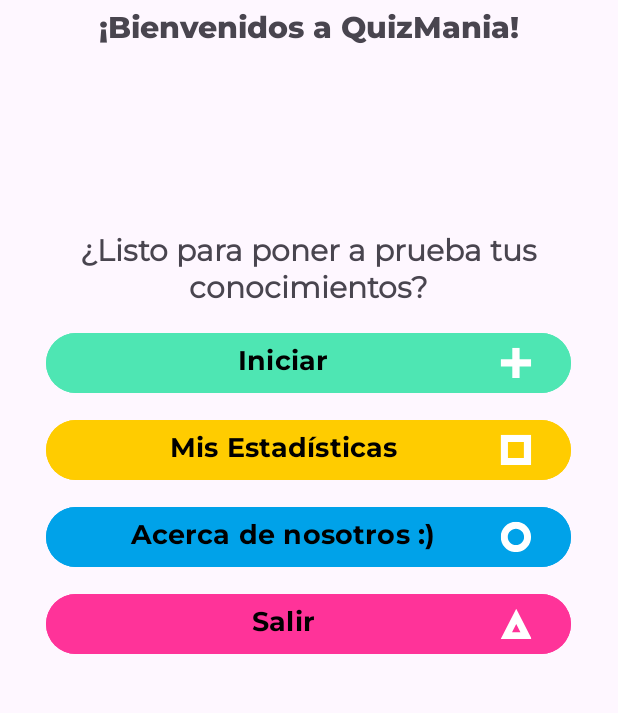
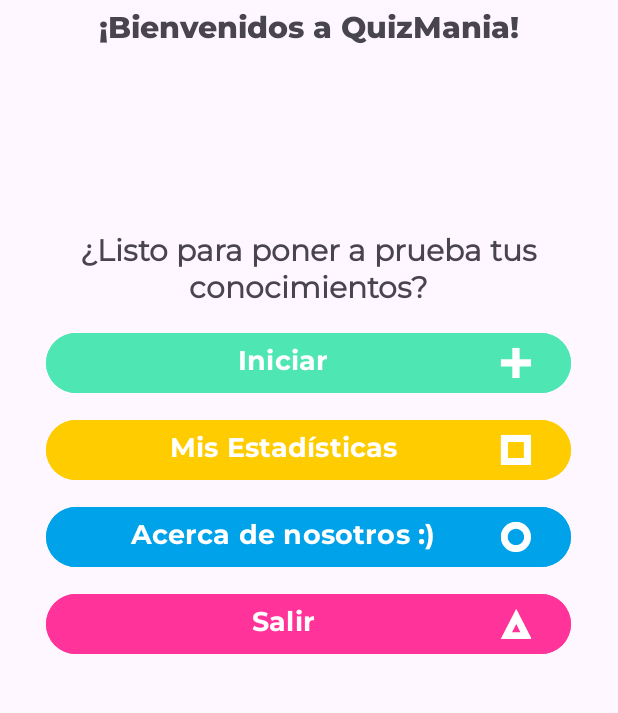
Before and after one commit to maicol-monge/Grupo03.QuizMania, an Android app: the screen it shows after launch (Home), on a phone screen of 412 x 824 dp, the part 441-1154 px from its top. Run offline under Robolectric (Android 15) with nearby library versions, the phone set to English and light mode, and no system bars.

Commit message:
Le puse blancas las letras en el home a los btones, especialmente por el tema claro

```diff
--- a/app/src/main/res/layout/activity_home.xml
+++ b/app/src/main/res/layout/activity_home.xml
@@ -69,7 +69,7 @@
                     android:fontFamily="@font/montserrat_bold"
                     android:onClick="Iniciar"
                     android:text="@string/btn_iniciar"
-                    android:textColor="@color/boton_texto"
+                    android:textColor="@color/white"
                     android:layout_marginBottom="10dp"
                     android:textSize="18sp" />
 
@@ -81,7 +81,7 @@
                     android:fontFamily="@font/montserrat_bold"
                     android:onClick="Estadisticas"
                     android:text="@string/btn_mis_estad_sticas"
-                    android:textColor="@color/boton_texto"
+                    android:textColor="@color/white"
                     android:layout_marginBottom="10dp"
                     android:textSize="18sp" />
 
@@ -93,7 +93,7 @@
                     android:fontFamily="@font/montserrat_bold"
                     android:onClick="AcercaDe"
                     android:text="@string/btn_acerca_de_nosotros"
-                    android:textColor="@color/boton_texto"
+                    android:textColor="@color/white"
                     android:layout_marginBottom="10dp"
                     android:textSize="18sp" />
 
@@ -105,7 +105,7 @@
                     android:fontFamily="@font/montserrat_bold"
                     android:onClick="Salir"
                     android:text="@string/txt_salir"
-                    android:textColor="@color/boton_texto"
+                    android:textColor="@color/white"
                     android:textSize="18sp" />
             </LinearLayout>
 
```
